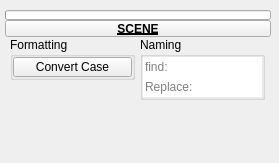
m3trik/tentacle, file tentacle/ui/uiLevel_3/scene.ui: the form before one commit.
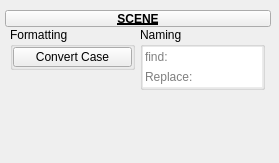
The form after the commit. Custom widgets are drawn as their Qt base class.

The edit to the form file:
```diff
--- a/tentacle/ui/uiLevel_3/scene.ui
+++ b/tentacle/ui/uiLevel_3/scene.ui
@@ -51,64 +51,7 @@
      <property name="spacing">
       <number>0</number>
      </property>
-     <item row="0" column="1" colspan="2">
-      <widget class="ProgressBar" name="progressBar">
-       <property name="sizePolicy">
-        <sizepolicy hsizetype="Ignored" vsizetype="Fixed">
-         <horstretch>0</horstretch>
-         <verstretch>0</verstretch>
-        </sizepolicy>
-       </property>
-       <property name="minimumSize">
-        <size>
-         <width>0</width>
-         <height>10</height>
-        </size>
-       </property>
-       <property name="maximumSize">
-        <size>
-         <width>16777215</width>
-         <height>10</height>
-        </size>
-       </property>
-       <property name="value">
-        <number>0</number>
-       </property>
-       <property name="textVisible">
-        <bool>false</bool>
-       </property>
-      </widget>
-     </item>
      <item row="1" column="1" colspan="2">
-      <widget class="PushButtonDraggable" name="draggable_header">
-       <property name="minimumSize">
-        <size>
-         <width>19</width>
-         <height>17</height>
-        </size>
-       </property>
-       <property name="maximumSize">
-        <size>
-         <width>999</width>
-         <height>17</height>
-        </size>
-       </property>
-       <property name="font">
-        <font>
-         <weight>75</weight>
-         <bold>true</bold>
-         <underline>true</underline>
-        </font>
-       </property>
-       <property name="text">
-        <string>SCENE</string>
-       </property>
-       <property name="checkable">
-        <bool>true</bool>
-       </property>
-      </widget>
-     </item>
-     <item row="2" column="1" colspan="2">
       <layout class="QHBoxLayout" name="horizontalLayout">
        <item>
         <layout class="QVBoxLayout" name="verticalLayout">
@@ -335,6 +278,35 @@
        </item>
       </layout>
      </item>
+     <item row="0" column="1" colspan="2">
+      <widget class="PushButtonDraggable" name="draggable_header">
+       <property name="minimumSize">
+        <size>
+         <width>19</width>
+         <height>17</height>
+        </size>
+       </property>
+       <property name="maximumSize">
+        <size>
+         <width>999</width>
+         <height>17</height>
+        </size>
+       </property>
+       <property name="font">
+        <font>
+         <weight>75</weight>
+         <bold>true</bold>
+         <underline>true</underline>
+        </font>
+       </property>
+       <property name="text">
+        <string>SCENE</string>
+       </property>
+       <property name="checkable">
+        <bool>true</bool>
+       </property>
+      </widget>
+     </item>
     </layout>
    </widget>
   </widget>
@@ -345,11 +317,6 @@
    <extends>QPushButton</extends>
    <header>widgets.pushbuttondraggable.h</header>
   </customwidget>
-  <customwidget>
-   <class>ProgressBar</class>
-   <extends>QProgressBar</extends>
-   <header>widgets.progressbar.h</header>
-  </customwidget>
   <customwidget>
    <class>PushButton</class>
    <extends>QPushButton</extends>
```
